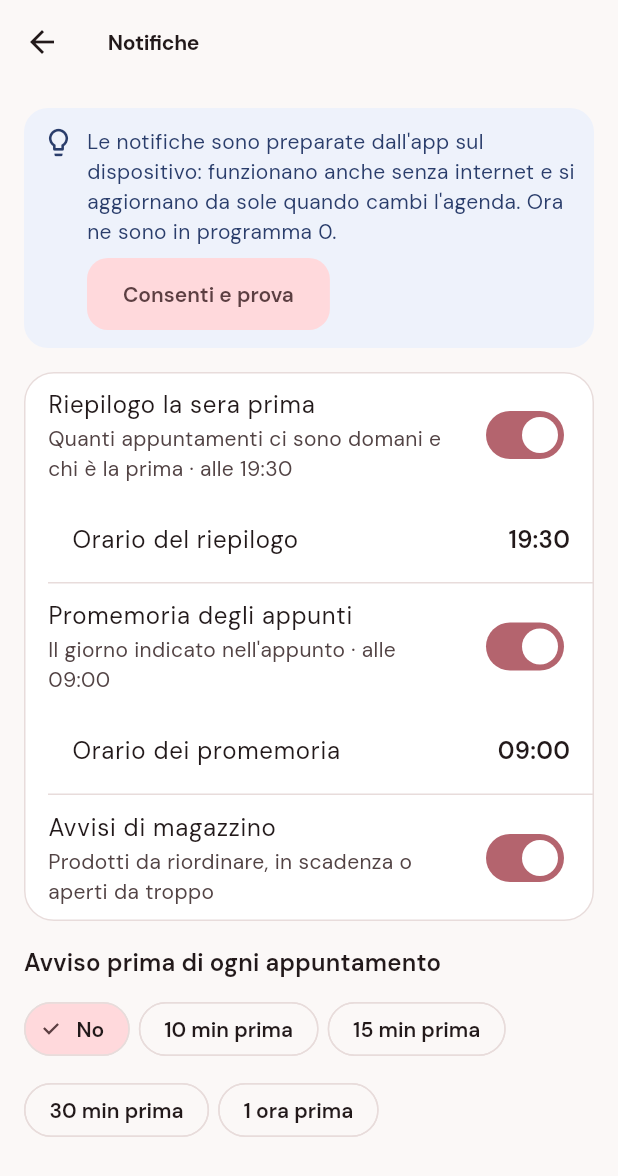
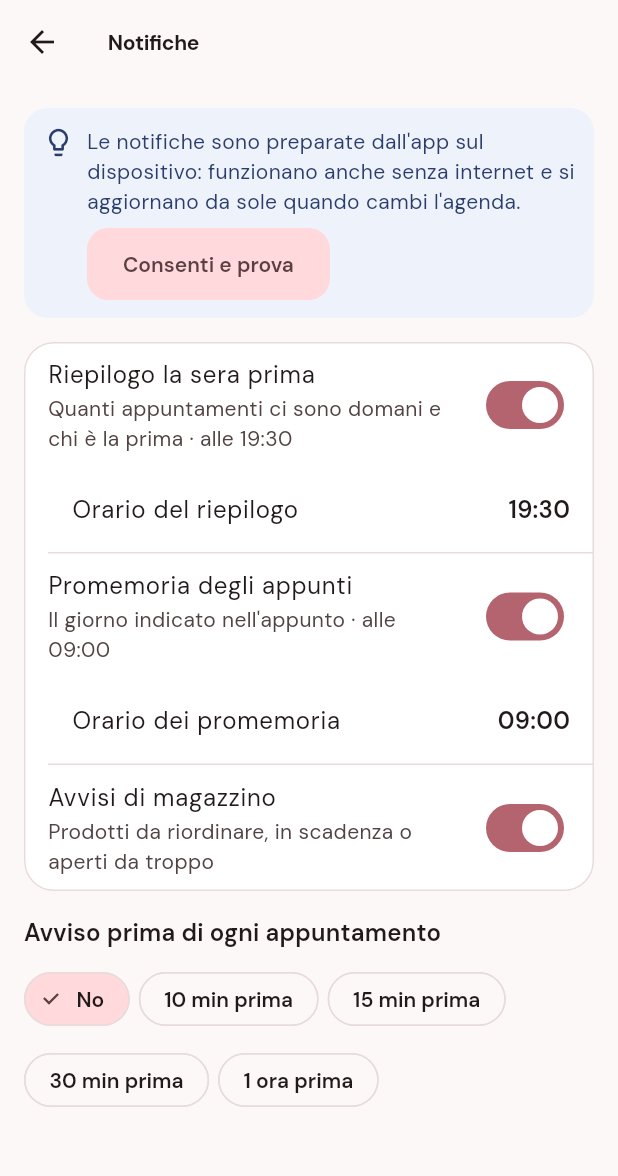
Before and after one commit to Gidus-Pixel/agenda-nails, a Flutter app: the PaginaNotifiche screen opened directly, on a phone screen of 412 x 824 dp. Shown: the top 1176 px of the screen. Run offline on Flutter 3.47's test engine with Material 3 defaults, Android fonts, the phone set to English and light mode, and no system bars; our stand-ins replace flutter_local_notifications, image_picker, local_auth, share_plus, sqflite, timezone; missing offline and left inert: cryptography, file_selector; accounts and stored records are empty.

Commit message:
App: testo delle notifiche in programma
Co-Authored-By: Claude Opus 5.5 <noreply@anthropic.com>
Claude-Session: https://claude.ai/code/session_01E89mPT9va1gwT4sQ9wxmmz

```diff
--- a/app/lib/ui/impostazioni/configurazione.dart
+++ b/app/lib/ui/impostazioni/configurazione.dart
@@ -662,7 +662,7 @@ class _PaginaNotificheState extends State<PaginaNotifiche> {
                 Riquadro(
                   tipo: ok ? 'info' : 'avviso',
                   testo: ok
-                      ? 'Le notifiche sono preparate dall\'app sul dispositivo: funzionano anche senza internet e si aggiornano da sole quando cambi l\'agenda. ${_programmate == null ? '' : 'Ora ne sono in programma $_programmate.'}'
+                      ? 'Le notifiche sono preparate dall\'app sul dispositivo: funzionano anche senza internet e si aggiornano da sole quando cambi l\'agenda. ${(_programmate ?? 0) > 0 ? 'In programma adesso: $_programmate.' : ''}'
                       : 'Le notifiche sono disponibili nell\'app per iPhone, iPad e Android.',
                   azioni: [
                     if (ok)
```
